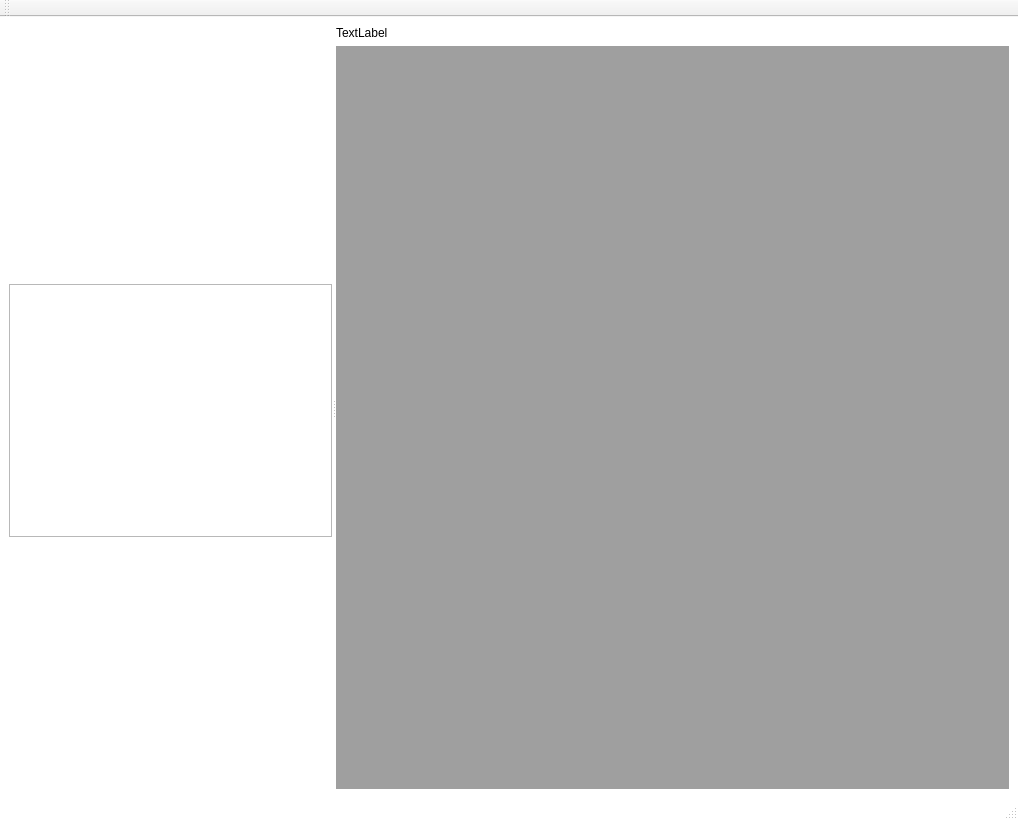
PaulDebus/vis_project, file GUI/MainWindow.ui: the form before one commit.
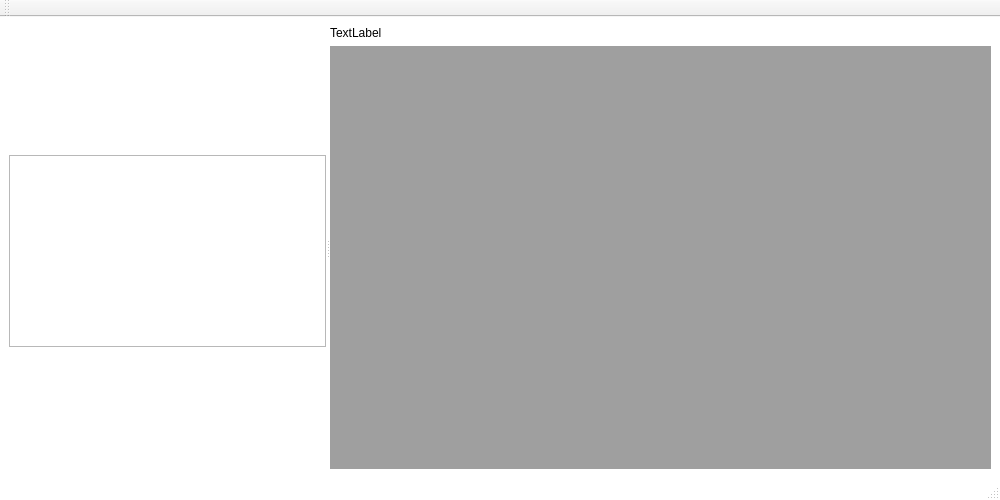
The form after the commit.

What changed in the file:
```diff
--- a/GUI/MainWindow.ui
+++ b/GUI/MainWindow.ui
@@ -6,10 +6,16 @@
    <rect>
     <x>0</x>
     <y>0</y>
-    <width>1018</width>
-    <height>820</height>
+    <width>1000</width>
+    <height>500</height>
    </rect>
   </property>
+  <property name="maximumSize">
+   <size>
+    <width>1000</width>
+    <height>500</height>
+   </size>
+  </property>
   <property name="windowTitle">
    <string>Final Project Brust Debus</string>
   </property>
@@ -34,10 +40,16 @@
       </property>
       <property name="minimumSize">
        <size>
-        <width>1000</width>
+        <width>200</width>
         <height>0</height>
        </size>
       </property>
+      <property name="maximumSize">
+       <size>
+        <width>1000</width>
+        <height>1000</height>
+       </size>
+      </property>
       <property name="orientation">
        <enum>Qt::Horizontal</enum>
       </property>
@@ -51,6 +63,12 @@
             <verstretch>0</verstretch>
            </sizepolicy>
           </property>
+          <property name="maximumSize">
+           <size>
+            <width>800</width>
+            <height>2000</height>
+           </size>
+          </property>
          </widget>
         </item>
         <item>
```
Left out of the diff: 2 changed lines with no effect on the pictures.
